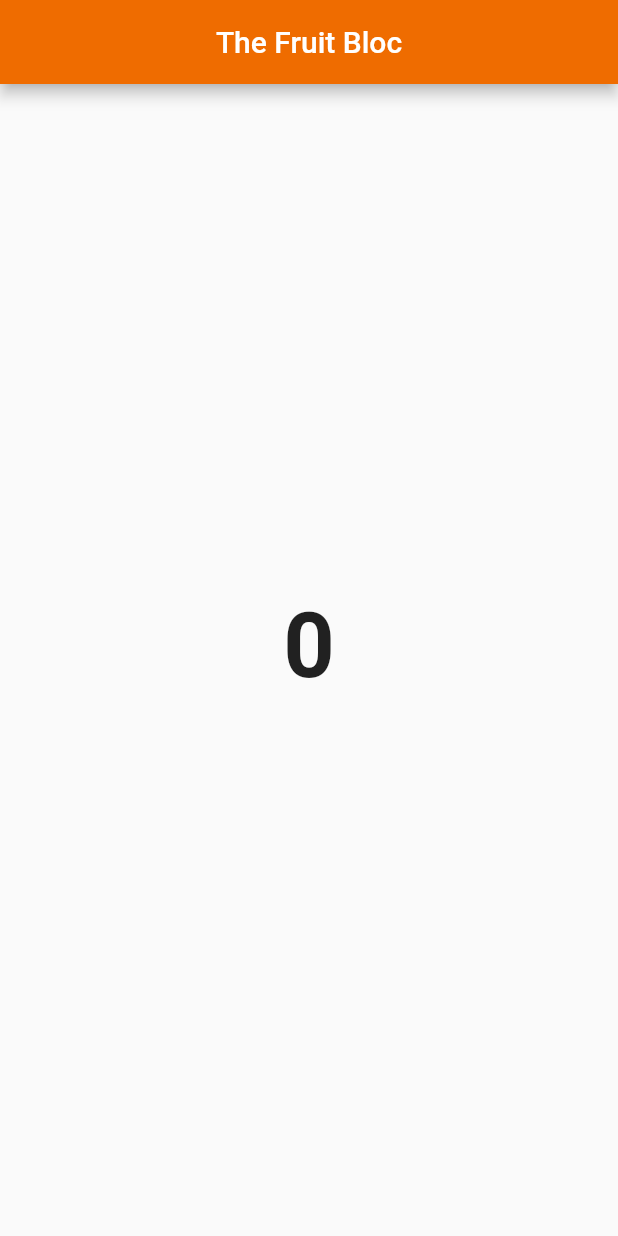
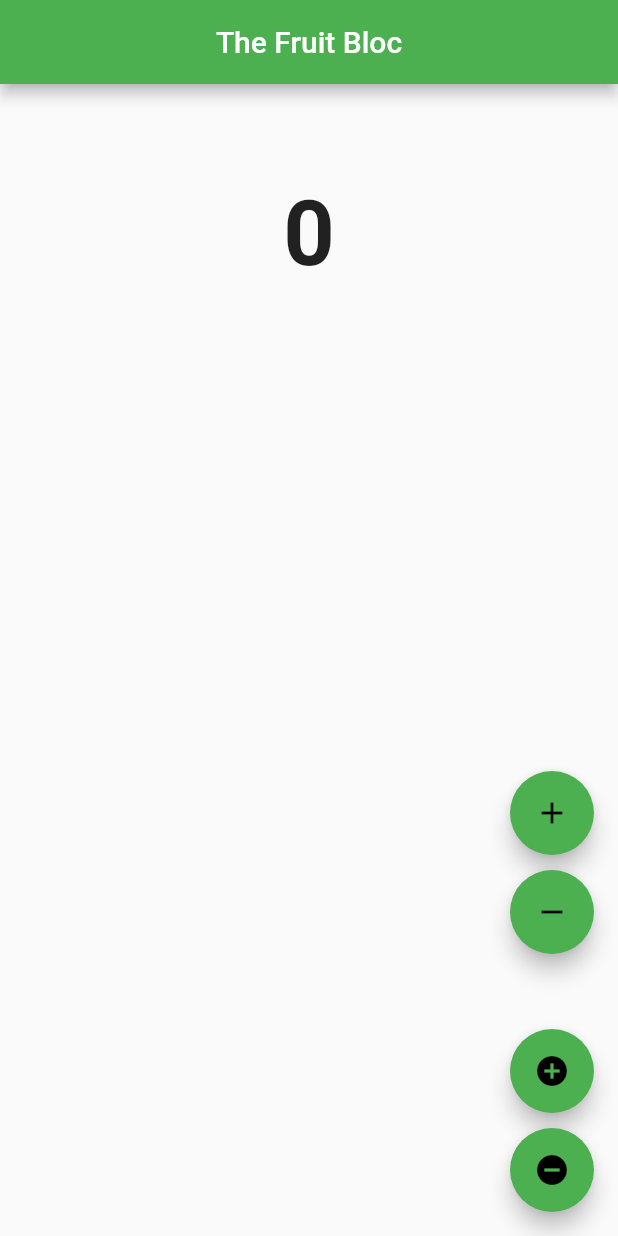
Before and after one commit to PauloSTDev/Bloc_Study, a Flutter app: the screen it shows after launch, on a phone screen of 412 x 824 dp. Run offline on Flutter 3.47's test engine with Material 2 defaults, Android fonts, the phone set to English and light mode, and no system bars; our stand-ins replace bloc, equatable, flutter_bloc.

Commit message:
Implementa botões para adicionar e remover frutas na page

```diff
--- a/lib/views/home_page_fruit.dart
+++ b/lib/views/home_page_fruit.dart
@@ -1,3 +1,5 @@
+import 'dart:math';
+import 'package:bloc_study/models/fruit_model.dart';
 import 'package:bloc_study/views/bloc_fruit/bloc/fruit_bloc.dart';
 import 'package:flutter/material.dart';
 import 'package:flutter/src/widgets/framework.dart';
@@ -12,13 +14,13 @@ class HomePageFruit extends StatelessWidget {
       appBar: AppBar(
         title: const Text('The Fruit Bloc'),
         centerTitle: true,
-        backgroundColor: Colors.orange[800],
+        backgroundColor: Colors.green,
       ),
       body: Center(
         child: BlocBuilder<FruitBloc, FruitState>(
           builder: (context, state) {
             if (state is FruitInitial) {
-              return const CircularProgressIndicator(color: Colors.orange);
+              return const CircularProgressIndicator(color: Colors.green);
             }
             if (state is FruitLoaded) {
               return Column(
@@ -29,16 +31,71 @@ class HomePageFruit extends StatelessWidget {
                     style: const TextStyle(
                         fontSize: 60, fontWeight: FontWeight.bold),
                   ),
+                  const SizedBox(height: 20),
                   SizedBox(
-                    height: 20,
+                    height: MediaQuery.of(context).size.height /1.5,
+                    width: MediaQuery.of(context).size.width,
+                    child: Stack(
+                      alignment: Alignment.center,
+                      clipBehavior: Clip.none,
+                      children: [
+                        for(int index = 0; index < state.fruits.length; index++)
+                          Positioned(
+                            left: Random().nextInt(250).toDouble(),
+                            top: Random().nextInt(400).toDouble(),
+                            child: SizedBox(
+                              height: 150,
+                              width: 150,
+                              child: state.fruits[index].image,
+                            ),
+                          )
+                      ],
+                    ),
                   ),
                 ],
               );
-            } else {}
-
-            return Center(child: Text("Aham"),);
+            } else {
+              return Center(child: const Text("Alguma coisa deu errado!"));
+            }
           },
         ),
+      ),
+      floatingActionButton: Column(
+         mainAxisAlignment: MainAxisAlignment.end,
+        children: [
+          FloatingActionButton(
+            child: const Icon(Icons.add, color: Colors.black),
+            backgroundColor: Colors.green,
+            onPressed: (){
+            context.read<FruitBloc>().add(AddFruit(Fruit.Fruits[0]));
+            },
+          ),
+          const SizedBox(height: 10),
+          FloatingActionButton(
+            child: const Icon(Icons.remove, color: Colors.black),
+            backgroundColor: Colors.green,
+            onPressed: (){
+              context.read<FruitBloc>().add(RemoveFruit(Fruit.Fruits[0]));
+            },
+          ),
+          const SizedBox(height: 50),
+          FloatingActionButton(
+            child: const Icon(Icons.add_circle, color: Colors.black),
+            backgroundColor: Colors.green,
+            onPressed: (){
+              context.read<FruitBloc>().add(AddFruit(Fruit.Fruits[1]));
+            },
+          ),
+          const SizedBox(height: 10),
+          FloatingActionButton(
+            child: const Icon(Icons.remove_circle, color: Colors.black),
+            backgroundColor: Colors.green,
+            onPressed: (){
+              context.read<FruitBloc>().add(RemoveFruit(Fruit.Fruits[1]));
+            },
+          ),
+
+        ],
       ),
     );
   }
```
